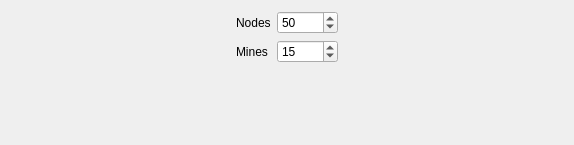
Before: the Qt Designer form Mines/graph_boards/delaunay_parameters_widget.ui in dwarfovich/Mines, drawn with Qt 5.
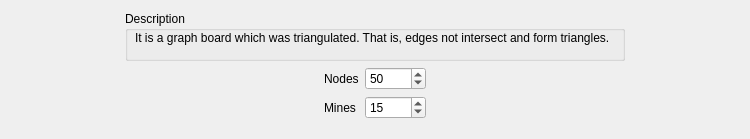
After: the same form once the commit is applied.

Commit message: Fix parameters widgets

```diff
--- a/Mines/graph_boards/delaunay_parameters_widget.ui
+++ b/Mines/graph_boards/delaunay_parameters_widget.ui
@@ -6,13 +6,80 @@
    <rect>
     <x>0</x>
     <y>0</y>
-    <width>574</width>
-    <height>145</height>
+    <width>750</width>
+    <height>139</height>
    </rect>
   </property>
   <property name="windowTitle">
    <string>Form</string>
   </property>
+  <layout class="QVBoxLayout" name="verticalLayout">
+   <item>
+    <layout class="QHBoxLayout" name="horizontalLayout_2">
+     <item>
+      <spacer name="horizontalSpacer_3">
+       <property name="orientation">
+        <enum>Qt::Orientation::Horizontal</enum>
+       </property>
+       <property name="sizeHint" stdset="0">
+        <size>
+         <width>40</width>
+         <height>20</height>
+        </size>
+       </property>
+      </spacer>
+     </item>
+     <item>
+      <widget class="QGroupBox" name="groupBox">
+       <property name="sizePolicy">
+        <sizepolicy hsizetype="MinimumExpanding" vsizetype="Fixed">
+         <horstretch>0</horstretch>
+         <verstretch>0</verstretch>
+        </sizepolicy>
+       </property>
+       <property name="minimumSize">
+        <size>
+         <width>500</width>
+         <height>50</height>
+        </size>
+       </property>
+       <property name="title">
+        <string>Description</string>
+       </property>
+       <widget class="QLabel" name="label_3">
+        <property name="geometry">
+         <rect>
+          <x>10</x>
+          <y>20</y>
+          <width>481</width>
+          <height>21</height>
+         </rect>
+        </property>
+        <property name="text">
+         <string>It is a graph board which was triangulated. That is, edges not intersect and form triangles.</string>
+        </property>
+        <property name="alignment">
+         <set>Qt::AlignmentFlag::AlignLeading|Qt::AlignmentFlag::AlignLeft|Qt::AlignmentFlag::AlignTop</set>
+        </property>
+       </widget>
+      </widget>
+     </item>
+     <item>
+      <spacer name="horizontalSpacer_4">
+       <property name="orientation">
+        <enum>Qt::Orientation::Horizontal</enum>
+       </property>
+       <property name="sizeHint" stdset="0">
+        <size>
+         <width>40</width>
+         <height>20</height>
+        </size>
+       </property>
+      </spacer>
+     </item>
+    </layout>
+   </item>
+   <item>
   <layout class="QHBoxLayout" name="horizontalLayout">
    <item>
     <spacer name="horizontalSpacer">
@@ -77,6 +144,21 @@
       <size>
        <width>179</width>
        <height>20</height>
+        </size>
+       </property>
+      </spacer>
+     </item>
+    </layout>
+   </item>
+   <item>
+    <spacer name="verticalSpacer">
+     <property name="orientation">
+      <enum>Qt::Orientation::Vertical</enum>
+     </property>
+     <property name="sizeHint" stdset="0">
+      <size>
+       <width>20</width>
+       <height>2</height>
       </size>
      </property>
     </spacer>
```
Left out of the diff: 4 changed lines with no effect on the pictures. Lines whose indentation alone changed are shown as unchanged. The commit also changes 10 other files.
